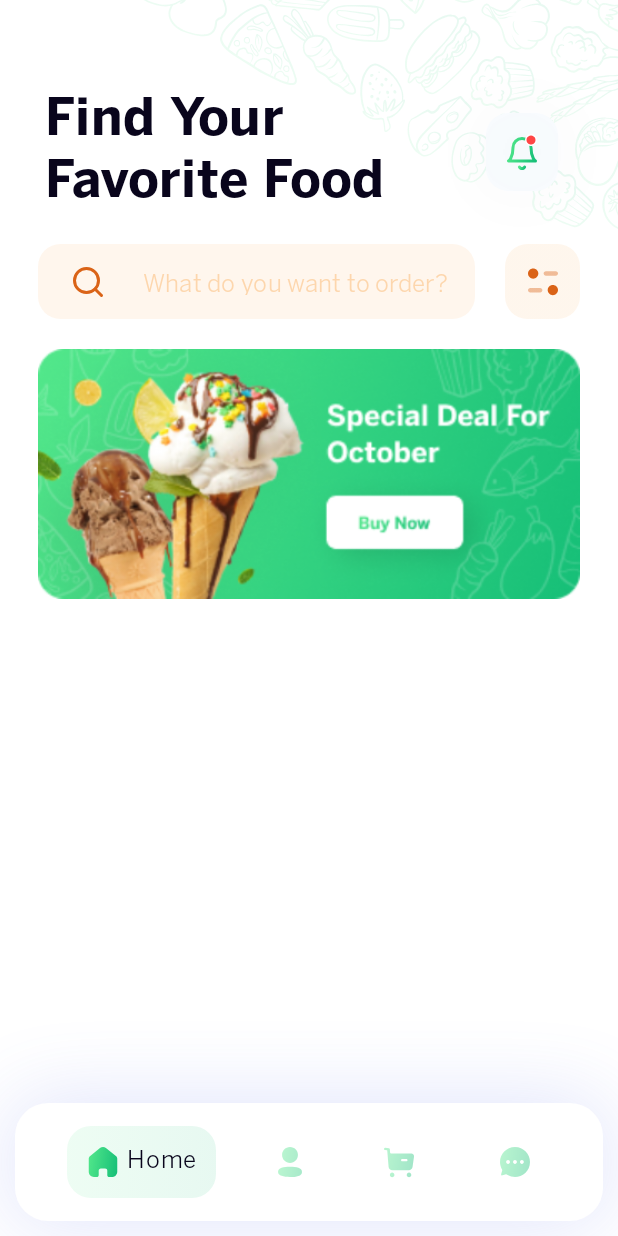
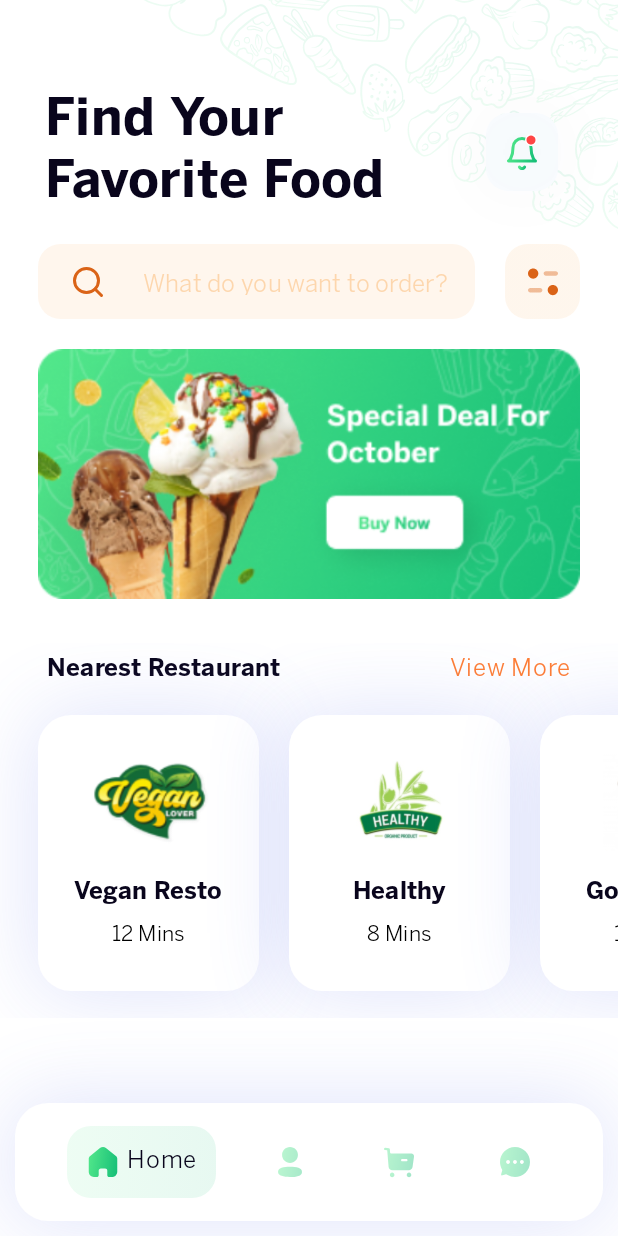
Before and after one commit to DrPechkin/FoodNinja, an Android app built with Jetpack Compose: the screen it shows after launch (MainActivity), on a phone screen of 412 x 824 dp. Run offline under Robolectric (Android 15) with nearby library versions, the light colour scheme and no system bars.

Commit message:
added RestaurantList.kt

```diff
--- /dev/null
+++ b/app/src/main/java/ru/vedernikov/foodninja/domain/entity/Restaurant.kt
@@ -0,0 +1,31 @@
+package ru.vedernikov.foodninja.domain.entity
+
+import androidx.annotation.DrawableRes
+import ru.vedernikov.foodninja.R
+
+data class Restaurant(
+    val name: String,
+    @DrawableRes
+    val image: Int,
+    val distanceInMinutesStr: String
+) {
+    companion object {
+        val getList = listOf(
+            Restaurant(
+                name = "Vegan Resto",
+                image = R.drawable.image_vegan_resto,
+                distanceInMinutesStr = "12 Mins"
+            ),
+            Restaurant(
+                name = "Healthy",
+                image = R.drawable.image_healthy_resto,
+                distanceInMinutesStr = "8 Mins"
+            ),
+            Restaurant(
+                name = "Good Food",
+                image = R.drawable.image_good_food_resto,
+                distanceInMinutesStr = "12 Mins"
+            )
+        )
+    }
+}
--- a/app/src/main/java/ru/vedernikov/foodninja/home/HomeScreen.kt
+++ b/app/src/main/java/ru/vedernikov/foodninja/home/HomeScreen.kt
@@ -5,6 +5,7 @@ import androidx.compose.foundation.Image
 import androidx.compose.foundation.background
 import androidx.compose.foundation.clickable
 import androidx.compose.foundation.layout.*
+import androidx.compose.foundation.lazy.LazyColumn
 import androidx.compose.foundation.shape.RoundedCornerShape
 import androidx.compose.material.*
 import androidx.compose.runtime.*
@@ -22,7 +23,9 @@ import androidx.compose.ui.unit.dp
 import androidx.compose.ui.unit.sp
 import androidx.navigation.NavController
 import ru.vedernikov.foodninja.R
+import ru.vedernikov.foodninja.domain.entity.Restaurant
 import ru.vedernikov.foodninja.extensions.coloredShadow
+import ru.vedernikov.foodninja.home.blocks.RestaurantList
 import ru.vedernikov.foodninja.ui.theme.FoodNinjaTheme
 
 @ExperimentalAnimationApi
@@ -42,11 +45,12 @@ fun HomeScreen(navController: NavController) {
             modifier = Modifier.align(Alignment.TopEnd)
         )
 
-        Column(
+        LazyColumn(
             modifier = Modifier
                 .fillMaxWidth()
         ) {
 //Title
+            item {
                 Row(
                     modifier = Modifier
                         .fillMaxWidth()
@@ -79,8 +83,10 @@ fun HomeScreen(navController: NavController) {
                         )
                     }
                 }
+            }
 
 //Search
+            item {
                 Row(
                     modifier = Modifier
                         .fillMaxWidth()
@@ -145,7 +151,9 @@ fun HomeScreen(navController: NavController) {
                         )
                     }
                 }
+            }
 
+            item {
                 Image(
                     painter = painterResource(id = R.drawable.image_promo_advertising),
                     contentDescription = null,
@@ -155,7 +163,13 @@ fun HomeScreen(navController: NavController) {
                         .padding(horizontal = 25.dp, vertical = 10.dp),
                     contentScale = ContentScale.FillWidth
                 )
+            }
 
+            item {
+                RestaurantList(
+                    items = Restaurant.getList
+                )
+            }
         }
     }
 }
--- /dev/null
+++ b/app/src/main/java/ru/vedernikov/foodninja/home/blocks/RestaurantList.kt
@@ -0,0 +1,125 @@
+package ru.vedernikov.foodninja.home.blocks
+
+import androidx.compose.foundation.Image
+import androidx.compose.foundation.background
+import androidx.compose.foundation.clickable
+import androidx.compose.foundation.layout.*
+import androidx.compose.foundation.lazy.LazyRow
+import androidx.compose.foundation.lazy.items
+import androidx.compose.foundation.shape.RoundedCornerShape
+import androidx.compose.material.MaterialTheme
+import androidx.compose.material.Text
+import androidx.compose.runtime.Composable
+import androidx.compose.ui.Alignment
+import androidx.compose.ui.Modifier
+import androidx.compose.ui.graphics.Color
+import androidx.compose.ui.res.painterResource
+import androidx.compose.ui.res.stringResource
+import androidx.compose.ui.text.font.FontWeight
+import androidx.compose.ui.tooling.preview.Preview
+import androidx.compose.ui.unit.dp
+import ru.vedernikov.foodninja.R
+import ru.vedernikov.foodninja.domain.entity.Restaurant
+import ru.vedernikov.foodninja.extensions.coloredShadow
+import ru.vedernikov.foodninja.ui.theme.AccentTextColor
+import ru.vedernikov.foodninja.ui.theme.FoodNinjaTheme
+import ru.vedernikov.foodninja.ui.theme.PrimaryShadowColor
+
+@Preview(showBackground = true)
+@Composable
+fun BlockWithHorizontalItemsPrev() {
+    FoodNinjaTheme {
+        RestaurantList(
+            items = Restaurant.getList
+        )
+    }
+}
+
+@Composable
+fun RestaurantList(
+    title: String = "Nearest Restaurant",
+    items: List<Restaurant>,
+    viewMoreVisible: Boolean = true,
+    onViewMoreClick: () -> Unit = {},
+    onOnItemClick: () -> Unit = {}
+) {
+    Column(
+        modifier = Modifier
+            .fillMaxWidth()
+            .wrapContentHeight()
+    ) {
+        Row(
+            modifier = Modifier
+                .fillMaxWidth()
+                .padding(start = 31.dp, end = 31.dp, top = 25.dp),
+            horizontalArrangement = Arrangement.SpaceBetween
+        ) {
+            Text(
+                text = title,
+                style = MaterialTheme.typography.subtitle1,
+                fontWeight = FontWeight.Bold
+            )
+            if (viewMoreVisible) {
+                Text(
+                    text = stringResource(id = R.string.btn_view_more),
+                    color = AccentTextColor,
+                    modifier = Modifier.clickable(onClick = onViewMoreClick)
+                )
+            }
+        }
+
+        LazyRow(
+            horizontalArrangement = Arrangement.spacedBy(20.dp),
+            contentPadding = PaddingValues(horizontal = 25.dp, vertical = 18.dp)
+        ) {
+            items(items) { resto ->
+                RestaurantListItem(restaurant = resto)
+            }
+        }
+    }
+}
+
+@Composable
+fun RestaurantListItem(restaurant: Restaurant) {
+    Box(
+        modifier = Modifier
+            .size(width = 147.dp, height = 184.dp)
+            .coloredShadow(
+                color = PrimaryShadowColor.copy(alpha = 0.07f),
+                shadowRadius = 50.dp
+            )
+    ) {
+        Column(
+            modifier = Modifier
+                .fillMaxSize()
+                .background(
+                    color = Color.White,
+                    shape = RoundedCornerShape(22.dp)
+                ),
+            verticalArrangement = Arrangement.Center,
+            horizontalAlignment = Alignment.CenterHorizontally
+        ) {
+            Image(
+                painter = painterResource(id = restaurant.image),
+                contentDescription = null,
+                modifier = Modifier
+                    .fillMaxWidth()
+                    .height(74.dp)
+                    .weight(1f)
+                    .padding(start = 25.dp, end = 25.dp, top = 25.dp),
+            )
+            Text(
+                text = restaurant.name,
+                style = MaterialTheme.typography.subtitle1,
+                fontWeight = FontWeight.Bold,
+                modifier = Modifier.padding(top = 16.dp, bottom = 4.dp)
+            )
+            Text(
+                text = restaurant.distanceInMinutesStr,
+                style = MaterialTheme.typography.subtitle2,
+                fontWeight = FontWeight.Normal,
+                modifier = Modifier.padding(bottom = 25.dp)
+            )
+        }
+    }
+}
--- a/app/src/main/java/ru/vedernikov/foodninja/ui/theme/Color.kt
+++ b/app/src/main/java/ru/vedernikov/foodninja/ui/theme/Color.kt
@@ -28,6 +28,7 @@ val SecondaryTextColorDark = Color(0xffffffff)
 val PrimaryTextColorLight = Color(0xFF09051C)
 val SecondaryTextColorLight = Color(0xFF000000)
 
+val AccentTextColor = Color(0xFFFF7C32)
 
 val ScreenBackground = Color(0xFFFEFEFF)
 
--- a/app/src/main/res/values/strings.xml
+++ b/app/src/main/res/values/strings.xml
@@ -1,6 +1,7 @@
 <resources>
     <string name="app_name">FoodNinja</string>
     <string name="btn_next">Next</string>
+    <string name="btn_view_more">View More</string>
     <string name="label_bottom_bar_home">Home</string>
     <string name="label_bottom_bar_profile">Profile</string>
     <string name="label_bottom_bar_cart">Cart</string>
@@ -13,4 +14,6 @@
 
     <string name="hint_search">What do you want to order?</string>
 
+
+
 </resources>
```
Also changed, not shown: app/src/main/res/drawable/image_good_food_resto.png (added), app/src/main/res/drawable/image_healthy_resto.png (added), app/src/main/res/drawable/image_vegan_resto.png (added). Lines whose indentation alone changed are shown as unchanged.
